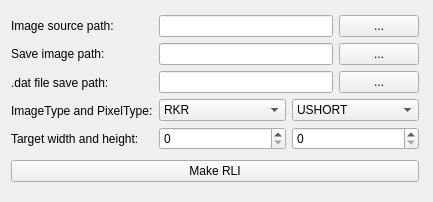
The window that src/mainwindow.ui (PhilippUryas/Vega-GeneratorRLI) describes before a commit, drawn with Qt 5.
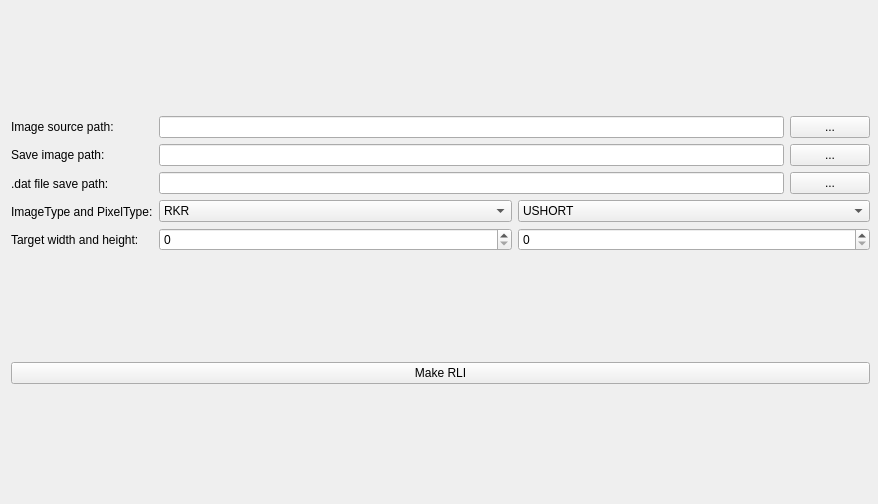
The same window after the commit.

Patch:
```diff
--- a/src/mainwindow.ui
+++ b/src/mainwindow.ui
@@ -12,30 +12,33 @@
    <rect>
     <x>0</x>
     <y>0</y>
-    <width>433</width>
-    <height>202</height>
+    <width>878</width>
+    <height>504</height>
    </rect>
   </property>
-  <property name="sizePolicy">
-   <sizepolicy hsizetype="Minimum" vsizetype="Minimum">
-    <horstretch>0</horstretch>
-    <verstretch>0</verstretch>
-   </sizepolicy>
-  </property>
   <property name="windowTitle">
    <string>MainWindow</string>
   </property>
   <widget class="QWidget" name="centralWidget">
-   <widget class="QWidget" name="">
+   <property name="sizePolicy">
+    <sizepolicy hsizetype="Expanding" vsizetype="Expanding">
+     <horstretch>0</horstretch>
+     <verstretch>0</verstretch>
+    </sizepolicy>
+   </property>
+   <widget class="QWidget" name="layoutWidget">
     <property name="geometry">
      <rect>
       <x>0</x>
       <y>0</y>
-      <width>430</width>
-      <height>197</height>
+      <width>881</width>
+      <height>501</height>
      </rect>
     </property>
     <layout class="QVBoxLayout" name="verticalLayout_3">
+     <property name="sizeConstraint">
+      <enum>QLayout::SetNoConstraint</enum>
+     </property>
      <item>
       <layout class="QHBoxLayout" name="horizontalLayout_5">
        <item>
```
